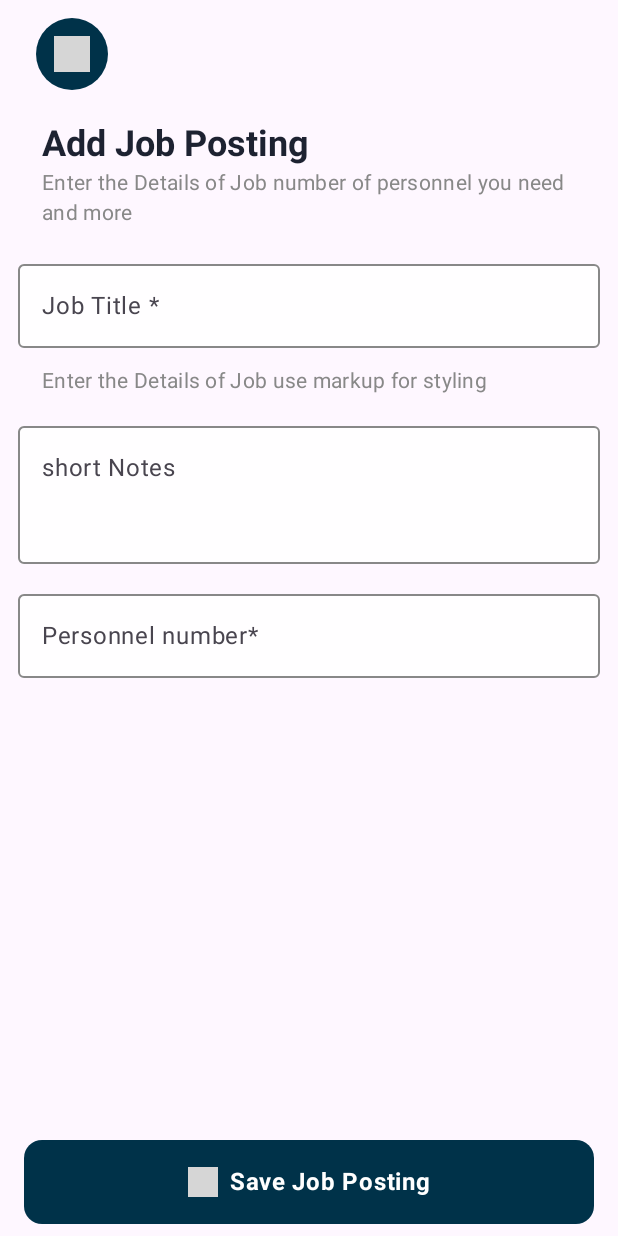
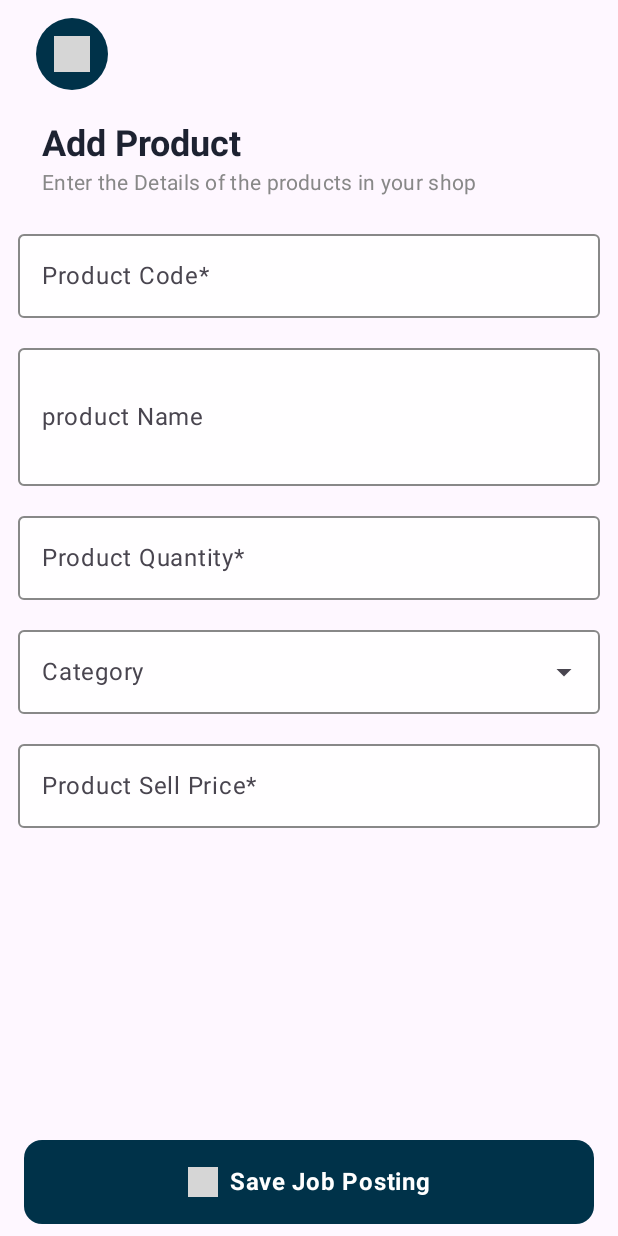
Before and after one commit to Dismas-Ospaltic/My-shop, an Android app built with Jetpack Compose: the @Preview function AddProductScreenPreview, on a phone screen of 412 x 824 dp. Run offline under Robolectric (Android 15) with nearby library versions, the phone set to English and light mode, and no system bars; our stand-ins replace accompanist; 2 statements that could not run were skipped; grey boxes are pictures that could not be loaded.

Commit message:
more functionality

```diff
--- a/app/src/main/java/com/ditech/myshop/screens/AddProductScreen.kt
+++ b/app/src/main/java/com/ditech/myshop/screens/AddProductScreen.kt
@@ -45,7 +45,14 @@ fun AddProductScreen(navController: NavController) {
 
     val context = LocalContext.current
 
-    var jobTitle by remember { mutableStateOf("") }
+    var productCode by remember { mutableStateOf("") }
+    var productName by remember { mutableStateOf("") }
+//    var productCategory by remember { mutableStateOf("") }
+    var productQty by remember { mutableStateOf("") }
+    var productBuyPrice by remember { mutableStateOf("") }
+    var productSellPrice by remember { mutableStateOf("") }
+    var productManufactureDate by remember { mutableStateOf("") }
+    var productExpiry by remember { mutableStateOf("") }
     var jobDescription by remember { mutableStateOf("") }
     var personnelNumber by remember { mutableStateOf("") }
 
@@ -53,6 +60,14 @@ fun AddProductScreen(navController: NavController) {
 
     var selectedCategoryType by remember { mutableStateOf<ProductCategories?>(null) }
 
+
+    var productCategory by remember { mutableStateOf("") }
+    var expanded by remember { mutableStateOf(false) }
+
+
+    val categoryType = listOf(
+        "other", "soap", "kitchen ware", "electronics"
+    )
 
     Scaffold(
         bottomBar = {
@@ -126,7 +141,7 @@ fun AddProductScreen(navController: NavController) {
 
             // Title
             Text(
-                text = "Add Job Posting",
+                text = "Add Product",
                 modifier = Modifier
                     .padding(end = 16.dp, start = 16.dp),
                 style = MaterialTheme.typography.headlineSmall.copy(fontWeight = FontWeight.Bold),
@@ -135,7 +150,7 @@ fun AddProductScreen(navController: NavController) {
 //                    Spacer(modifier = Modifier.height(8.dp))
             // Subtitle
             Text(
-                text = "Enter the Details of Job number of personnel you need and more",
+                text = "Enter the Details of the products in your shop",
                 modifier = Modifier
                     .padding(end = 16.dp, start = 16.dp),
                 style = MaterialTheme.typography.bodyMedium,
@@ -145,9 +160,9 @@ fun AddProductScreen(navController: NavController) {
 
             Column( verticalArrangement = Arrangement.spacedBy(12.dp) ){
                 OutlinedTextField(
-                    value = jobTitle ,
-                    onValueChange = { jobTitle  = it },
-                    label = { Text("Job Title *") },
+                    value = productCode ,
+                    onValueChange = { productCode  = it },
+                    label = { Text("Product Code*") },
                     modifier = Modifier.fillMaxWidth(),
                     colors = OutlinedTextFieldDefaults.colors(
                         unfocusedContainerColor = Color.White.copy(alpha = 0.9f),
@@ -160,18 +175,11 @@ fun AddProductScreen(navController: NavController) {
                     singleLine = true,
                 )
 
-                Text(
-                    text = "Enter the Details of Job use markup for styling",
-                    modifier = Modifier
-                        .padding(end = 16.dp, start = 16.dp),
-                    style = MaterialTheme.typography.bodyMedium,
-                    color = Color.Gray
-                )
 
                 OutlinedTextField(
-                    value = jobDescription,
-                    onValueChange = { jobDescription = it },
-                    label = { Text("short Notes") },
+                    value = productName,
+                    onValueChange = { productName = it },
+                    label = { Text("product Name") },
                     modifier = Modifier
                         .fillMaxWidth()
                         .heightIn(min = 100.dp, max = 200.dp) // Adjust height for ~4 lines
@@ -185,14 +193,13 @@ fun AddProductScreen(navController: NavController) {
                         focusedLabelColor = backgroundColor,
                         cursorColor = backgroundColor
                     ),
-                    singleLine = false,
-                    maxLines = 4
+                    singleLine = true,
                 )
 
                 OutlinedTextField(
-                    value = personnelNumber,
-                    onValueChange = { personnelNumber = it },
-                    label = { Text("Personnel number*") },
+                    value = productQty,
+                    onValueChange = { productQty = it },
+                    label = { Text("Product Quantity*") },
                     modifier = Modifier.fillMaxWidth(),
                     colors = OutlinedTextFieldDefaults.colors(
                         unfocusedContainerColor = Color.White.copy(alpha = 0.9f),
@@ -206,6 +213,68 @@ fun AddProductScreen(navController: NavController) {
                     keyboardOptions = KeyboardOptions(keyboardType = KeyboardType.Number)
                 )
 
+
+                ExposedDropdownMenuBox(
+                    expanded = expanded,
+                    onExpandedChange = { expanded = !expanded }
+                ) {
+                    OutlinedTextField(
+                        value = productCategory,
+                        onValueChange = {},
+                        readOnly = true,
+                        label = { Text("Category") },
+                        modifier = Modifier
+                            .fillMaxWidth()
+                            .menuAnchor(MenuAnchorType.PrimaryNotEditable),
+//                        .menuAnchor(),
+                        trailingIcon = {
+                            ExposedDropdownMenuDefaults.TrailingIcon(expanded = expanded)
+                        },
+                        singleLine = true,
+                        colors = OutlinedTextFieldDefaults.colors(
+                            unfocusedContainerColor = Color.White.copy(alpha = 0.9f),
+                            focusedContainerColor = Color.White.copy(alpha = 0.95f),
+                            focusedBorderColor = backgroundColor,
+                            unfocusedBorderColor = Color.Gray,
+                            focusedLabelColor = backgroundColor,
+                            cursorColor = backgroundColor
+                        )
+                    )
+
+                    ExposedDropdownMenu(
+                        expanded = expanded,
+                        onDismissRequest = { expanded = false },
+                        modifier = Modifier
+                            .background(Color.White) // ✅ White background for the dropdown menu
+                    ) {
+                        categoryType.forEach { selectionOption ->
+                            DropdownMenuItem(
+                                text = { Text(selectionOption, color = Color.Black) }, // ✅ Black text
+                                onClick = {
+                                    productCategory = selectionOption
+                                    expanded = false
+                                }
+                            )
+                        }
+                    }
+                }
+
+
+                OutlinedTextField(
+                    value = productSellPrice,
+                    onValueChange = { productSellPrice  = it },
+                    label = { Text("Product Sell Price*") },
+                    modifier = Modifier.fillMaxWidth(),
+                    colors = OutlinedTextFieldDefaults.colors(
+                        unfocusedContainerColor = Color.White.copy(alpha = 0.9f),
+                        focusedContainerColor = Color.White.copy(alpha = 0.95f),
+                        focusedBorderColor = backgroundColor,
+                        unfocusedBorderColor = Color.Gray,
+                        focusedLabelColor = backgroundColor,
+                        cursorColor = backgroundColor
+                    ),
+                    singleLine = true,
+                )
 
 
             }
@@ -221,101 +290,3 @@ fun AddProductScreen(navController: NavController) {
 fun AddProductScreenPreview() {
     AddProductScreen(navController = rememberNavController())
 }
-
-
-
-@Composable
-fun DropdownSelesctor(
-    items: List<String>,
-    selected: String?,
-    onSelected: (String) -> Unit
-) {
-    var expanded by remember { mutableStateOf(false) }
-
-    val customTextColor = colorResource(id = R.color.prussian_blue) // from res/colors.xml
-    val customBorderColor = colorResource(id = R.color.prussian_blue)
-    val customBackgroundColor = colorResource(id = R.color.white)
-
-    Box(
-        modifier = Modifier
-            .fillMaxWidth()
-    ) {
-        OutlinedButton(
-            onClick = { expanded = true },
-            modifier = Modifier
-                .fillMaxWidth()
-                .height(56.dp),
-            shape = RoundedCornerShape(12.dp),
-            colors = ButtonDefaults.outlinedButtonColors(
-                containerColor = customBackgroundColor,
-                contentColor = customTextColor
-            ),
-            border = BorderStroke(1.dp, customBorderColor)
-        ) {
-            Row(
-                modifier = Modifier
-                    .fillMaxWidth(),
-                horizontalArrangement = Arrangement.SpaceBetween,
-                verticalAlignment = Alignment.CenterVertically
-            ) {
-                Text(
-                    text = selected ?: "Select",
-                    style = MaterialTheme.typography.bodyLarge,
-                    color = customTextColor
-                )
-                Icon(
-                    imageVector = Icons.Default.ArrowDropDown,
-                    contentDescription = "Dropdown Arrow",
-                    tint = customTextColor
-                )
-            }
-        }
-
-        DropdownMenu(
-            expanded = expanded,
-            onDismissRequest = { expanded = false },
-            modifier = Modifier.fillMaxWidth()
-        ) {
-            items.forEach { item ->
-                DropdownMenuItem(
-                    text = {
-                        Text(
-                            text = item,
-                            style = MaterialTheme.typography.bodyLarge,
-                            color = customTextColor
-                        )
-                    },
-                    onClick = {
-                        onSelected(item)
-                        expanded = false
-                    }
-                )
-            }
-        }
-    }
-}
-
-
-//@Composable
-//fun DropdownSelector(items: List<String>, selected: String?, onSelected: (String) -> Unit) {
-//    var expanded by remember { mutableStateOf(false) }
-//    Box {
-//        OutlinedButton(onClick = { expanded = true }) {
-//            Text(selected ?: "Select")
-//        }
-//        DropdownMenu(
-//            expanded = expanded,
-//            onDismissRequest = { expanded = false }
-//        ) {
-//            items.forEach { item ->
-//                DropdownMenuItem(
-//                    text = { Text(item) },
-//                    onClick = {
-//                        onSelected(item)
-//                        expanded = false
-//                    }
-//                )
-//            }
-//        }
-//    }
-//}
```
